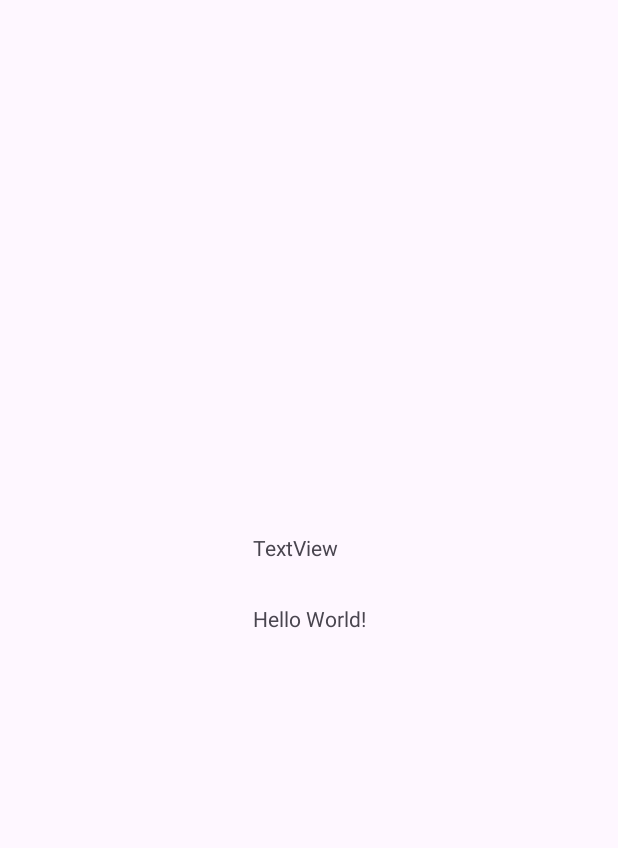
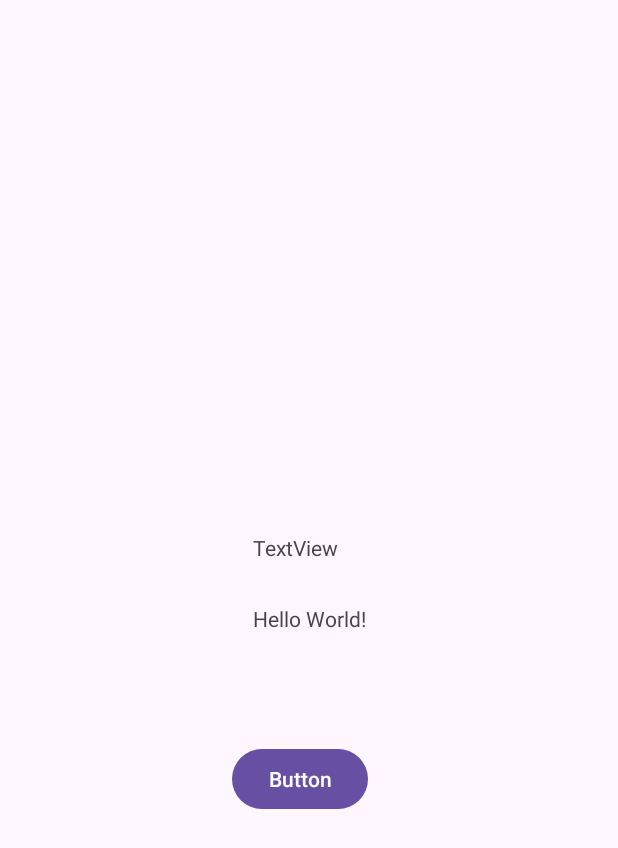
Before and after one commit to kantlinliza13/prakt7, an Android app: the screen it shows after launch (MainActivity), on a phone screen of 412 x 824 dp. Before the commit the part shown is almost empty. Shown: the top 848 px of the screen. Run offline under Robolectric (Android 15) with nearby library versions, the phone set to English and light mode, and no system bars.

Commit message:
добавили кнопку

```diff
--- a/app/src/main/res/layout/activity_main.xml
+++ b/app/src/main/res/layout/activity_main.xml
@@ -29,4 +29,17 @@
         app:layout_constraintVertical_bias="0.442"
         tools:ignore="HardcodedText" />
 
+    <Button
+        android:id="@+id/button"
+        android:layout_width="wrap_content"
+        android:layout_height="wrap_content"
+        android:text="Button"
+        app:layout_constraintBottom_toBottomOf="parent"
+        app:layout_constraintEnd_toEndOf="parent"
+        app:layout_constraintHorizontal_bias="0.481"
+        app:layout_constraintStart_toStartOf="parent"
+        app:layout_constraintTop_toTopOf="parent"
+        app:layout_constraintVertical_bias="0.638"
+        tools:ignore="HardcodedText" />
+
 </androidx.constraintlayout.widget.ConstraintLayout>
```
